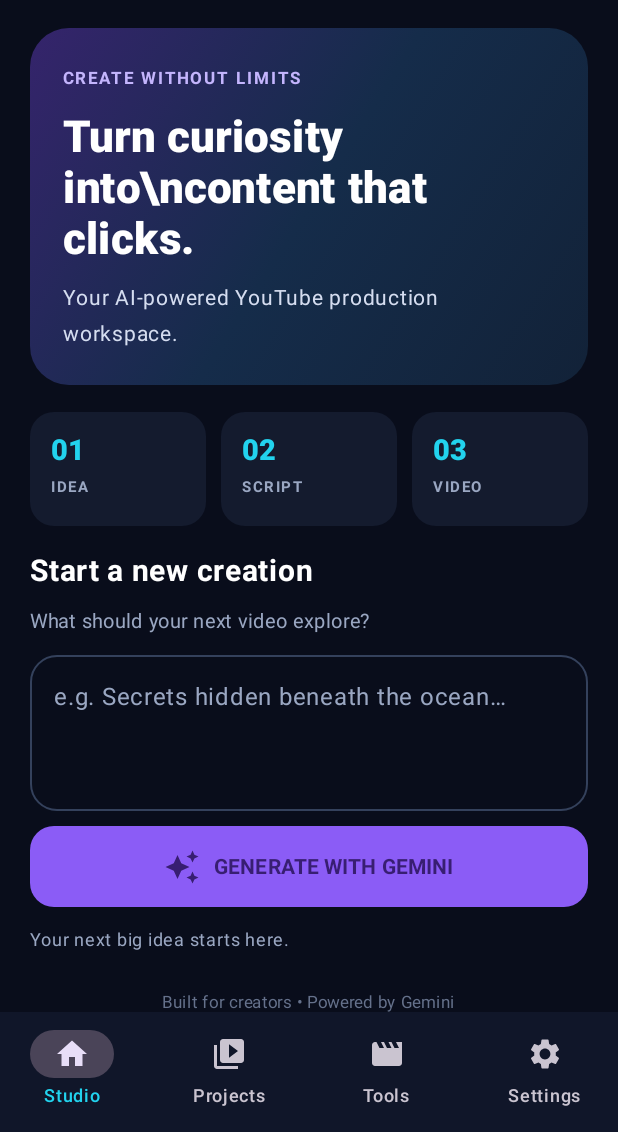
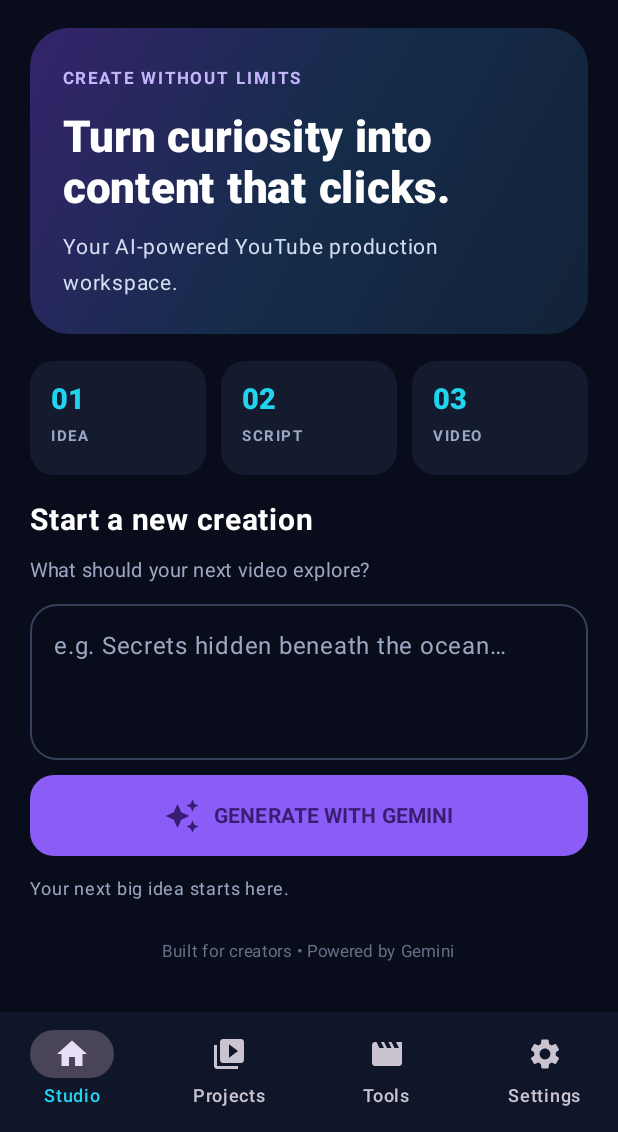
Before and after one commit to kshitijpandey92/CuriousVerse-AI, an Android app built with Jetpack Compose: the screen it shows after launch (MainActivity), on a phone screen of 412 x 824 dp, the part 104-1236 px from its top. Run offline under Robolectric (Android 15) with nearby library versions, the phone set to English and light mode, and no system bars.

Commit message:
Render studio hero headline on two lines

```diff
--- a/app/src/main/java/com/curiousverse/ai/MainActivity.kt
+++ b/app/src/main/java/com/curiousverse/ai/MainActivity.kt
@@ -171,7 +171,7 @@ private fun StudioScreen(
         ) {
             Column(verticalArrangement = Arrangement.spacedBy(10.dp)) {
                 Text("CREATE WITHOUT LIMITS", color = Color(0xFFC4B5FD), fontSize = 11.sp, fontWeight = FontWeight.Bold, letterSpacing = 1.6.sp)
-                Text("Turn curiosity into\\ncontent that clicks.", color = Color.White, fontSize = 29.sp, lineHeight = 34.sp, fontWeight = FontWeight.ExtraBold)
+                Text("Turn curiosity into\ncontent that clicks.", color = Color.White, fontSize = 29.sp, lineHeight = 34.sp, fontWeight = FontWeight.ExtraBold)
                 Text("Your AI-powered YouTube production workspace.", color = Color(0xFFD5DDF0), fontSize = 14.sp)
             }
         }
```
